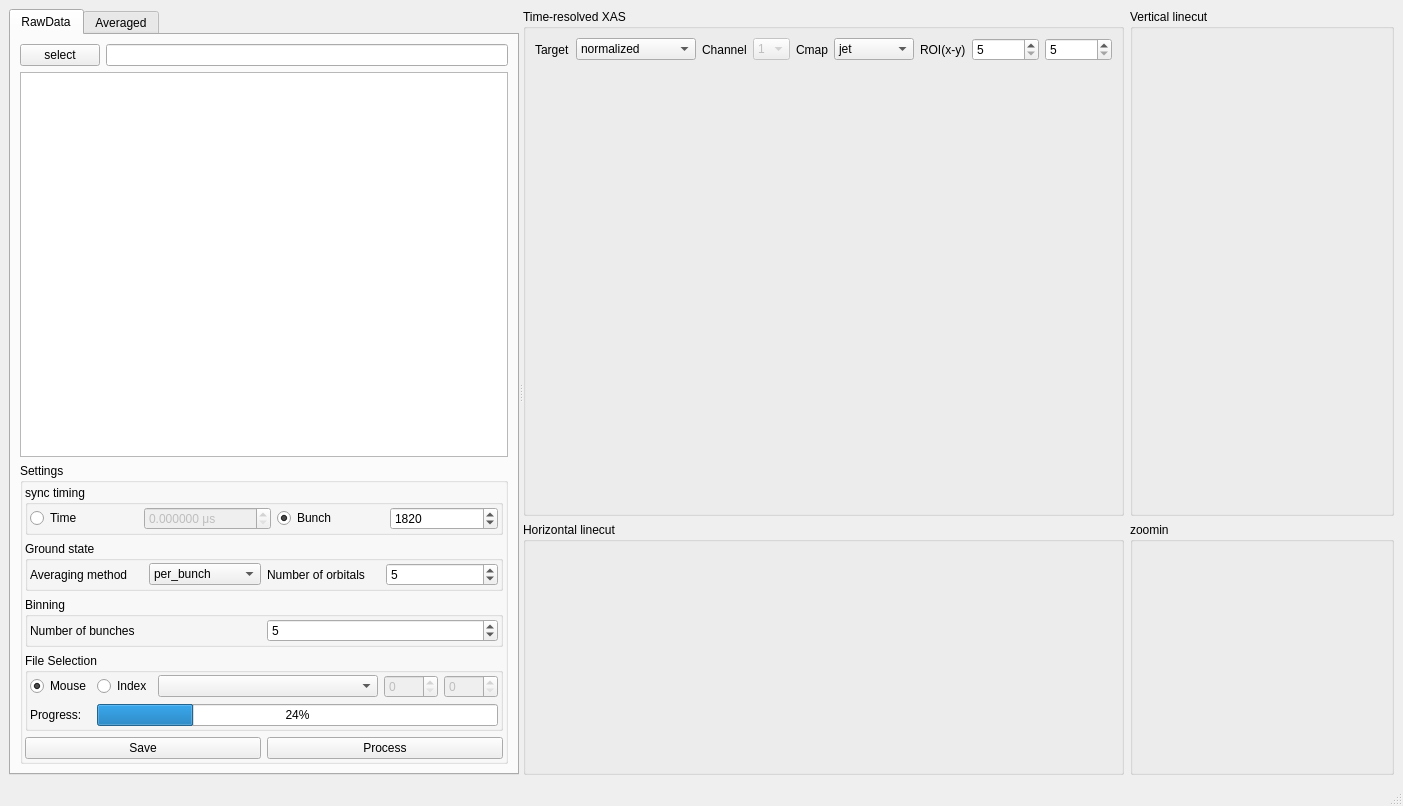
Qt form src/trxasviewer/viewer.ui (AdvancedPhotonSource/trxasviewer) before a commit.
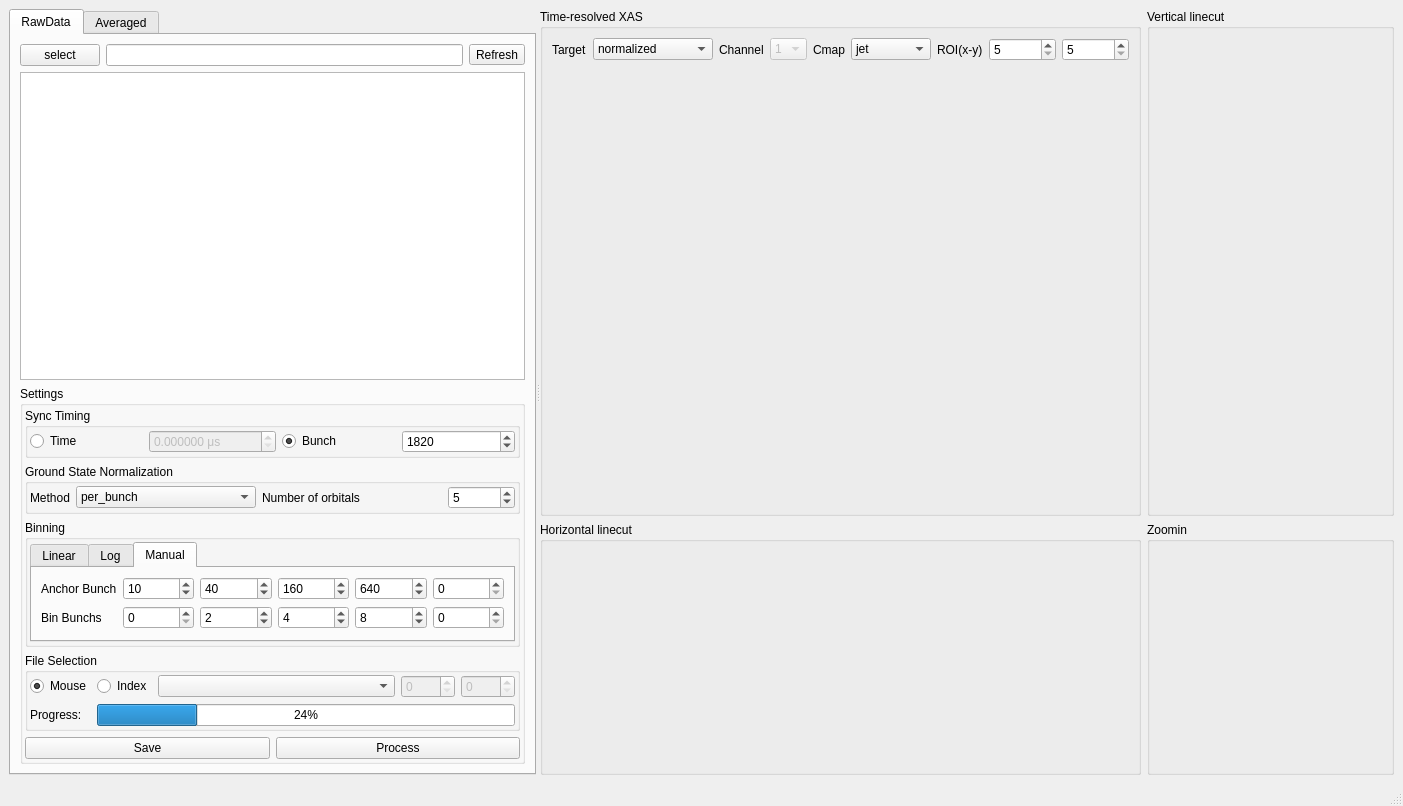
The same form after that commit. Custom widgets are drawn as their Qt base class.

```diff
--- a/src/trxasviewer/viewer.ui
+++ b/src/trxasviewer/viewer.ui
@@ -50,6 +50,13 @@
                </property>
               </widget>
              </item>
+             <item>
+              <widget class="QToolButton" name="toolButton_refresh">
+               <property name="text">
+                <string>Refresh</string>
+               </property>
+              </widget>
+             </item>
             </layout>
            </item>
            <item>
@@ -98,7 +105,7 @@
               <item row="1" column="0" colspan="2">
                <widget class="QGroupBox" name="groupBox_8">
                 <property name="title">
-                 <string>Ground state</string>
+                 <string>Ground State Normalization</string>
                 </property>
                 <layout class="QGridLayout" name="gridLayout_9">
                  <property name="leftMargin">
@@ -115,8 +122,14 @@
                  </property>
                  <item row="0" column="0">
                   <widget class="QLabel" name="label_5">
+                   <property name="sizePolicy">
+                    <sizepolicy hsizetype="Fixed" vsizetype="Preferred">
+                     <horstretch>0</horstretch>
+                     <verstretch>0</verstretch>
+                    </sizepolicy>
+                   </property>
                    <property name="text">
-                    <string>Averaging method</string>
+                    <string>Method</string>
                    </property>
                   </widget>
                  </item>
@@ -143,6 +156,12 @@
                  </item>
                  <item row="0" column="3">
                   <widget class="QSpinBox" name="spinBox_orbitals_number">
+                   <property name="sizePolicy">
+                    <sizepolicy hsizetype="Fixed" vsizetype="Fixed">
+                     <horstretch>0</horstretch>
+                     <verstretch>0</verstretch>
+                    </sizepolicy>
+                   </property>
                    <property name="minimum">
                     <number>1</number>
                    </property>
@@ -183,23 +202,204 @@
                   <number>2</number>
                  </property>
                  <item row="0" column="0">
-                  <widget class="QLabel" name="label_7">
-                   <property name="text">
-                    <string>Number of bunches</string>
+                  <widget class="QTabWidget" name="tabWidget_binning">
+                   <property name="currentIndex">
+                    <number>2</number>
                    </property>
-                  </widget>
-                 </item>
-                 <item row="0" column="1">
-                  <widget class="QSpinBox" name="spinBox_compress_bunches">
-                   <property name="minimum">
-                    <number>1</number>
-                   </property>
-                   <property name="maximum">
-                    <number>99999</number>
-                   </property>
-                   <property name="value">
-                    <number>5</number>
-                   </property>
+                   <widget class="QWidget" name="tab_3">
+                    <attribute name="title">
+                     <string>Linear</string>
+                    </attribute>
+                    <layout class="QGridLayout" name="gridLayout_15">
+                     <item row="1" column="0">
+                      <widget class="QLabel" name="label_7">
+                       <property name="text">
+                        <string>Number of bunches</string>
+                       </property>
+                      </widget>
+                     </item>
+                     <item row="1" column="1">
+                      <widget class="QSpinBox" name="spinBox_binning_linnum">
+                       <property name="minimum">
+                        <number>1</number>
+                       </property>
+                       <property name="maximum">
+                        <number>99999</number>
+                       </property>
+                       <property name="value">
+                        <number>5</number>
+                       </property>
+                      </widget>
+                     </item>
+                     <item row="0" column="0">
+                      <widget class="QLabel" name="label_binning_linmsg">
+                       <property name="text">
+                        <string>Linear Binning:</string>
+                       </property>
+                      </widget>
+                     </item>
+                    </layout>
+                   </widget>
+                   <widget class="QWidget" name="tab_4">
+                    <attribute name="title">
+                     <string>Log</string>
+                    </attribute>
+                    <layout class="QGridLayout" name="gridLayout_18">
+                     <item row="1" column="0">
+                      <widget class="QLabel" name="label_11">
+                       <property name="text">
+                        <string>Number of bunches Base</string>
+                       </property>
+                      </widget>
+                     </item>
+                     <item row="1" column="1">
+                      <widget class="QSpinBox" name="spinBox_binning_lognum">
+                       <property name="minimum">
+                        <number>1</number>
+                       </property>
+                      </widget>
+                     </item>
+                     <item row="0" column="0" colspan="2">
+                      <widget class="QLabel" name="label_binning_logmsg">
+                       <property name="text">
+                        <string>Logarithmic binning:</string>
+                       </property>
+                      </widget>
+                     </item>
+                    </layout>
+                   </widget>
+                   <widget class="QWidget" name="tab_5">
+                    <attribute name="title">
+                     <string>Manual</string>
+                    </attribute>
+                    <layout class="QGridLayout" name="gridLayout_16">
+                     <item row="3" column="2">
+                      <widget class="QSpinBox" name="spinBox_anchor1">
+                       <property name="minimum">
+                        <number>1</number>
+                       </property>
+                       <property name="maximum">
+                        <number>9999</number>
+                       </property>
+                       <property name="value">
+                        <number>40</number>
+                       </property>
+                      </widget>
+                     </item>
+                     <item row="4" column="0">
+                      <widget class="QLabel" name="label_8">
+                       <property name="text">
+                        <string>Bin Bunchs</string>
+                       </property>
+                      </widget>
+                     </item>
+                     <item row="3" column="0">
+                      <widget class="QLabel" name="label_4">
+                       <property name="text">
+                        <string>Anchor Bunch</string>
+                       </property>
+                      </widget>
+                     </item>
+                     <item row="3" column="4">
+                      <widget class="QSpinBox" name="spinBox_anchor3">
+                       <property name="minimum">
+                        <number>1</number>
+                       </property>
+                       <property name="maximum">
+                        <number>9999</number>
+                       </property>
+                       <property name="value">
+                        <number>640</number>
+                       </property>
+                      </widget>
+                     </item>
+                     <item row="3" column="3">
+                      <widget class="QSpinBox" name="spinBox_anchor2">
+                       <property name="minimum">
+                        <number>1</number>
+                       </property>
+                       <property name="maximum">
+                        <number>9999</number>
+                       </property>
+                       <property name="value">
+                        <number>160</number>
+                       </property>
+                      </widget>
+                     </item>
+                     <item row="3" column="1">
+                      <widget class="QSpinBox" name="spinBox_anchor0">
+                       <property name="minimum">
+                        <number>1</number>
+                       </property>
+                       <property name="maximum">
+                        <number>9999</number>
+                       </property>
+                       <property name="value">
+                        <number>10</number>
+                       </property>
+                      </widget>
+                     </item>
+                     <item row="4" column="1">
+                      <widget class="QSpinBox" name="spinBox_numb0">
+                       <property name="minimum">
+                        <number>0</number>
+                       </property>
+                       <property name="maximum">
+                        <number>9999</number>
+                       </property>
+                      </widget>
+                     </item>
+                     <item row="4" column="2">
+                      <widget class="QSpinBox" name="spinBox_numb1">
+                       <property name="minimum">
+                        <number>0</number>
+                       </property>
+                       <property name="maximum">
+                        <number>9999</number>
+                       </property>
+                       <property name="value">
+                        <number>2</number>
+                       </property>
+                      </widget>
+                     </item>
+                     <item row="4" column="3">
+                      <widget class="QSpinBox" name="spinBox_numb2">
+                       <property name="minimum">
+                        <number>0</number>
+                       </property>
+                       <property name="maximum">
+                        <number>9999</number>
+                       </property>
+                       <property name="value">
+                        <number>4</number>
+                       </property>
+                      </widget>
+                     </item>
+                     <item row="4" column="4">
+                      <widget class="QSpinBox" name="spinBox_numb3">
+                       <property name="minimum">
+                        <number>0</number>
+                       </property>
+                       <property name="maximum">
+                        <number>9999</number>
+                       </property>
+                       <property name="value">
+                        <number>8</number>
+                       </property>
+                      </widget>
+                     </item>
+                     <item row="3" column="5">
+                      <widget class="QSpinBox" name="spinBox_anchor4"/>
+                     </item>
+                     <item row="4" column="5">
+                      <widget class="QSpinBox" name="spinBox_numb4">
+                       <property name="maximum">
+                        <number>9999</number>
+                       </property>
+                      </widget>
+                     </item>
+                    </layout>
+                   </widget>
                   </widget>
                  </item>
                 </layout>
@@ -208,7 +408,7 @@
               <item row="0" column="0" colspan="2">
                <widget class="QGroupBox" name="groupBox_7">
                 <property name="title">
-                 <string>sync timing</string>
+                 <string>Sync Timing</string>
                 </property>
                 <layout class="QGridLayout" name="gridLayout_5">
                  <property name="leftMargin">
@@ -766,7 +966,7 @@
            </sizepolicy>
           </property>
           <property name="title">
-           <string>zoomin</string>
+           <string>Zoomin</string>
           </property>
           <layout class="QGridLayout" name="gridLayout_10">
            <item row="0" column="0">
```
Left out of the diff: 2 changed lines with no effect on the pictures.
